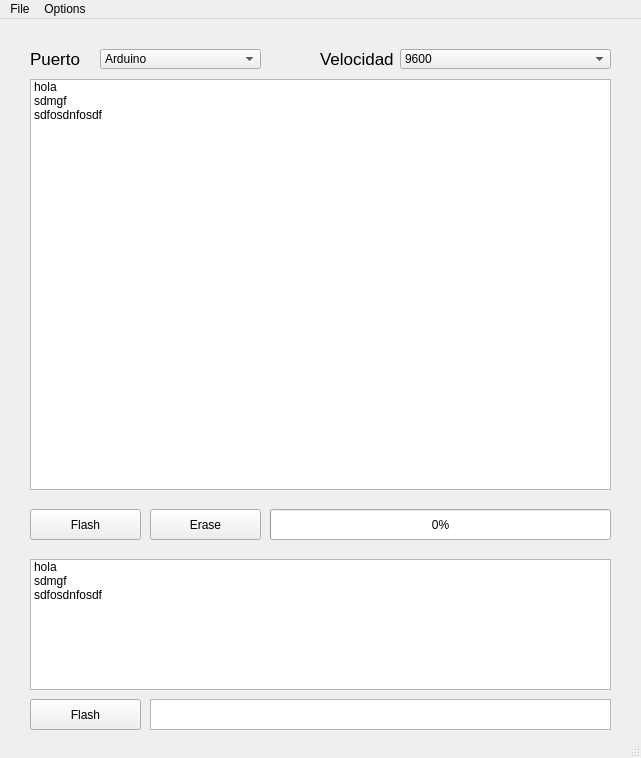
Qt form MrBootloader.ui (MrRomo/MrBootloader) before a commit.
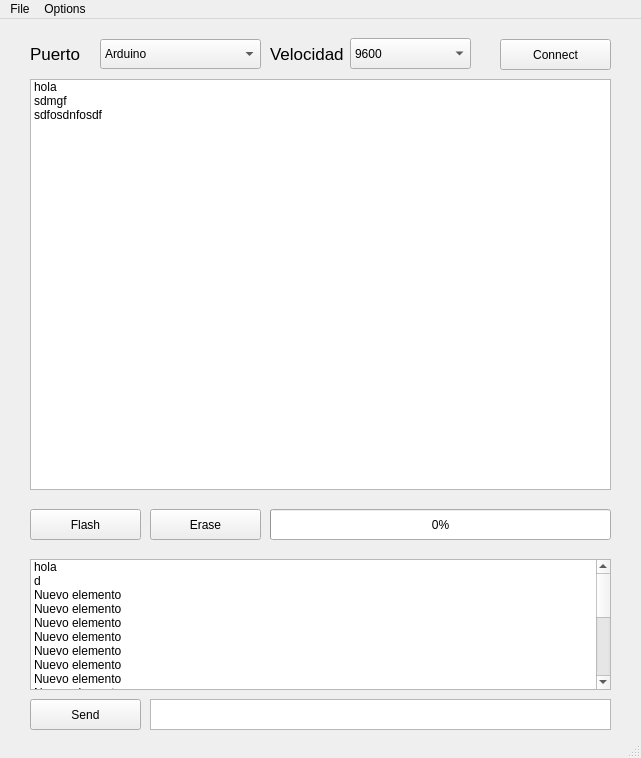
The same form after that commit.

Diff of the .ui file:
```diff
--- a/MrBootloader.ui
+++ b/MrBootloader.ui
@@ -24,7 +24,7 @@
      </rect>
     </property>
     <property name="text">
-     <string>Flash</string>
+     <string>Send</string>
     </property>
    </widget>
    <widget class="QPushButton" name="eraseButton">
@@ -60,9 +60,9 @@
     <property name="geometry">
      <rect>
       <x>100</x>
-      <y>30</y>
+      <y>20</y>
       <width>161</width>
-      <height>20</height>
+      <height>30</height>
      </rect>
     </property>
     <item>
@@ -85,9 +85,9 @@
     <property name="geometry">
      <rect>
       <x>30</x>
-      <y>30</y>
+      <y>20</y>
       <width>71</width>
-      <height>20</height>
+      <height>30</height>
      </rect>
     </property>
     <property name="font">
@@ -102,10 +102,10 @@
    <widget class="QLabel" name="label_2">
     <property name="geometry">
      <rect>
-      <x>320</x>
-      <y>30</y>
+      <x>270</x>
+      <y>20</y>
       <width>111</width>
-      <height>20</height>
+      <height>30</height>
      </rect>
     </property>
     <property name="font">
@@ -120,10 +120,10 @@
    <widget class="QComboBox" name="baudSelector">
     <property name="geometry">
      <rect>
-      <x>400</x>
-      <y>30</y>
-      <width>211</width>
-      <height>20</height>
+      <x>350</x>
+      <y>19</y>
+      <width>121</width>
+      <height>31</height>
      </rect>
     </property>
     <item>
@@ -151,6 +151,96 @@
       <string>hola</string>
      </property>
     </item>
+    <item>
+     <property name="text">
+      <string>d</string>
+     </property>
+    </item>
+    <item>
+     <property name="text">
+      <string>Nuevo elemento</string>
+     </property>
+    </item>
+    <item>
+     <property name="text">
+      <string>Nuevo elemento</string>
+     </property>
+    </item>
+    <item>
+     <property name="text">
+      <string>Nuevo elemento</string>
+     </property>
+    </item>
+    <item>
+     <property name="text">
+      <string>Nuevo elemento</string>
+     </property>
+    </item>
+    <item>
+     <property name="text">
+      <string>Nuevo elemento</string>
+     </property>
+    </item>
+    <item>
+     <property name="text">
+      <string>Nuevo elemento</string>
+     </property>
+    </item>
+    <item>
+     <property name="text">
+      <string>Nuevo elemento</string>
+     </property>
+    </item>
+    <item>
+     <property name="text">
+      <string>Nuevo elemento</string>
+     </property>
+    </item>
+    <item>
+     <property name="text">
+      <string>Nuevo elemento</string>
+     </property>
+    </item>
+    <item>
+     <property name="text">
+      <string>Nuevo elemento</string>
+     </property>
+    </item>
+    <item>
+     <property name="text">
+      <string>Nuevo elemento</string>
+     </property>
+    </item>
+    <item>
+     <property name="text">
+      <string>Nuevo elemento</string>
+     </property>
+    </item>
+    <item>
+     <property name="text">
+      <string>Nuevo elemento</string>
+     </property>
+    </item>
+    <item>
+     <property name="text">
+      <string>Nuevo elemento</string>
+     </property>
+    </item>
+    <item>
+     <property name="text">
+      <string>Nuevo elemento</string>
+     </property>
+    </item>
+    <item>
+     <property name="text">
+      <string>Nuevo elemento</string>
+     </property>
+    </item>
+    <item>
+     <property name="text">
+      <string>Nuevo elemento</string>
+     </property>
+    </item>
     <item>
      <property name="text">
       <string>sdmgf</string>
@@ -210,6 +300,39 @@
      </property>
     </item>
    </widget>
+   <widget class="QPushButton" name="flashButton_2">
+    <property name="geometry">
+     <rect>
+      <x>500</x>
+      <y>20</y>
+      <width>111</width>
+      <height>31</height>
+     </rect>
+    </property>
+    <property name="text">
+     <string>Connect</string>
+    </property>
+   </widget>
+   <widget class="QComboBox" name="baudSelector_2">
+    <property name="geometry">
+     <rect>
+      <x>820</x>
+      <y>-440</y>
+      <width>121</width>
+      <height>20</height>
+     </rect>
+    </property>
+    <item>
+     <property name="text">
+      <string>9600</string>
+     </property>
+    </item>
+    <item>
+     <property name="text">
+      <string>12500</string>
+     </property>
+    </item>
+   </widget>
   </widget>
   <widget class="QMenuBar" name="menubar">
    <property name="geometry">
```
Left out of the diff: 5 changed lines with no effect on the pictures.
